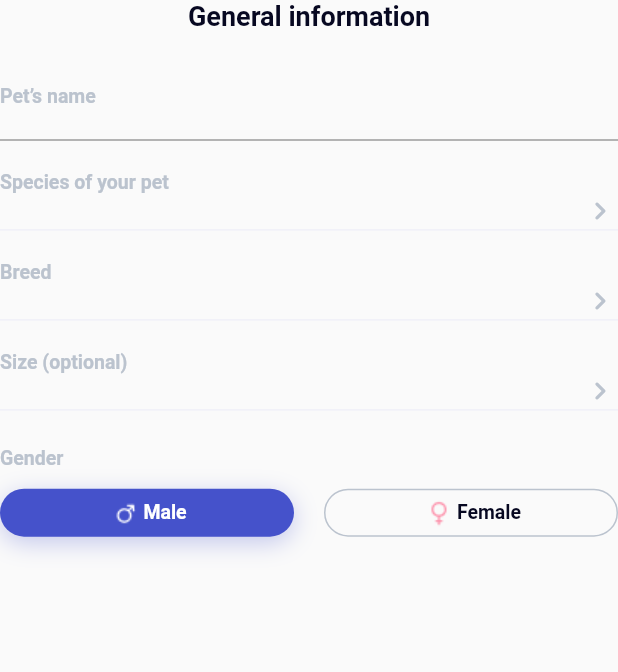
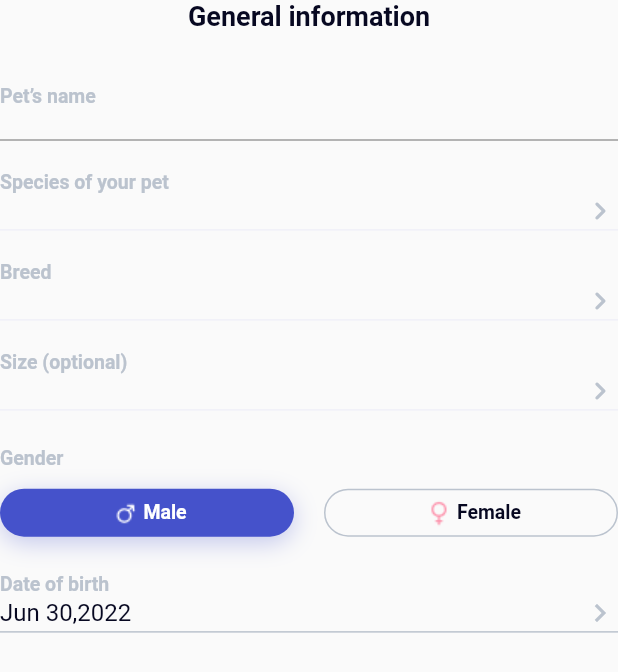
Before and after one commit to hoaingocdev/pet_adoption, a Flutter app: the GeneralInformation widget shown alone on an empty page, opened directly, after a tap on "Male", on a phone screen of 412 x 824 dp. Shown: the top 672 px of the screen. Run offline on Flutter 3.47's test engine with Material 2 defaults, Android fonts, the phone set to English and light mode, and no system bars; our stand-ins replace dots_indicator, flutter_rating_bar, smooth_page_indicator; network calls fail; Roboto replaces fonts that are missing (Encode Sans).

Commit message:
update add pet detail info

```diff
--- a/lib/model/model.dart
+++ b/lib/model/model.dart
@@ -6,4 +6,5 @@ export './appointment_info.p.dart';
 export './breed_info.p.dart';
 export './category_info.p.dart';
 export './pet_info.p.dart';
+export './pet_specy_info.p.dart';
 export './size_info.p.dart';
--- a/lib/model/pet_info.p.dart
+++ b/lib/model/pet_info.p.dart
@@ -1,11 +1,146 @@
 import 'package:flutter/material.dart';
+import 'package:pet_adoption/model/model.dart';
+
+enum GenderEnum { male, female }
 
 class PetInfo extends ChangeNotifier {
-  final _data = {};
-  String get namePet => _data['namePet'] ?? '';
-  String get valueDisplay => namePet;
+  String namePet;
+  PetSpecyInfo? specy;
+  BreedInfo? breed;
+  SizeInfo? size;
+  GenderEnum genderEnum;
+  DateTime dob;
+  bool isNeutered,
+      isVaccinated,
+      isFriendlyWithDogs,
+      isFriendlyWithCats,
+      isFriendlyWithKidsSmallThan10year,
+      isFriendlyWithKidsBigthan10Year,
+      isMicrochipped,
+      isPurebred;
 
-  PetInfo.from(Map e) {
-    _data.addAll(e);
+  bool get isMale => genderEnum == GenderEnum.male;
+  bool get isFemale => genderEnum == GenderEnum.female;
+
+  String get specyDisplay => specy?.namePet ?? '';
+  String get breedDisplay => breed?.breedName ?? '';
+  String get sizeDisplay => size?.sizePet ?? '';
+
+  PetInfo({
+    this.namePet = '',
+    this.specy,
+    this.breed,
+    this.size,
+    this.genderEnum = GenderEnum.male,
+    this.isNeutered = true,
+    this.isVaccinated = true,
+    this.isPurebred = true,
+    this.isFriendlyWithCats = true,
+    this.isFriendlyWithDogs = true,
+    this.isFriendlyWithKidsBigthan10Year = true,
+    this.isFriendlyWithKidsSmallThan10year = true,
+    this.isMicrochipped = true,
+  }) : dob = DateTime.now();
+
+  void setSpecy(PetSpecyInfo? value) {
+    if (value == null) {
+      return;
+    }
+    if (value == specy) {
+      return;
+    }
+    specy = value;
+    notifyListeners();
+  }
+
+  void setBreed(BreedInfo? value) {
+    if (value == null) {
+      return;
+    }
+    if (value == breed) {
+      return;
+    }
+    breed = value;
+    notifyListeners();
+  }
+
+  void setSize(SizeInfo? value) {
+    if (value == null) {
+      return;
+    }
+    if (value == size) {
+      return;
+    }
+    size = value;
+    notifyListeners();
+  }
+
+  void setNeutered(bool value) {
+    if (value != isNeutered) {
+      isNeutered = value;
+      notifyListeners();
+    }
+  }
+
+  void setVaccinated(bool value) {
+    if (value != isVaccinated) {
+      isVaccinated = value;
+      notifyListeners();
+    }
+  }
+
+  void setFriendlyWithDogs(bool value) {
+    if (value != isFriendlyWithDogs) {
+      isFriendlyWithDogs = value;
+      notifyListeners();
+    }
+  }
+
+  void setFriendlyWithCats(bool value) {
+    if (value != isFriendlyWithCats) {
+      isFriendlyWithCats = value;
+      notifyListeners();
+    }
+  }
+
+  void setFriendlyWithKidsSmallThan10year(bool value) {
+    if (value != isFriendlyWithKidsSmallThan10year) {
+      isFriendlyWithKidsSmallThan10year = value;
+      notifyListeners();
+    }
+  }
+
+  void setFriendlyWithKidsBigThan10year(bool value) {
+    if (value != isFriendlyWithKidsBigthan10Year) {
+      isFriendlyWithKidsBigthan10Year = value;
+      notifyListeners();
+    }
+  }
+
+  void setMicrochipped(bool value) {
+    if (value != isMicrochipped) {
+      isMicrochipped = value;
+      notifyListeners();
+    }
+  }
+
+  void setPurebred(bool value) {
+    if (value != isPurebred) {
+      isPurebred = value;
+      notifyListeners();
+    }
+  }
+
+  void setGender(GenderEnum value) {
+    if (value != genderEnum) {
+      genderEnum = value;
+      notifyListeners();
+    }
+  }
+
+  void setDob(DateTime pickedDate) {
+    if (pickedDate != dob) {
+      dob = pickedDate;
+    }
   }
 }
--- /dev/null
+++ b/lib/model/pet_specy_info.p.dart
@@ -0,0 +1,12 @@
+import 'package:flutter/material.dart';
+
+class PetSpecyInfo extends ChangeNotifier {
+  final _data = {};
+
+  String get namePet => _data['namePet'] ?? '';
+  String get valueDisplay => namePet;
+
+  PetSpecyInfo.from(Map e) {
+    _data.addAll(e);
+  }
+}
--- a/lib/module/add_pet_detail_info/add_pet_detail_info_model.dart
+++ b/lib/module/add_pet_detail_info/add_pet_detail_info_model.dart
@@ -1,31 +1,20 @@
 part of add_pet_detail_info;
 
-enum GenderEnum { male, female }
-
 class _AddPetDetailInfoModel extends TTChangeNotifier<_AddPetDetailInfoView> {
-  final pets = <PetInfo>[];
+  final pets = <PetSpecyInfo>[];
   final breeds = <BreedInfo>[];
   final sizes = <SizeInfo>[];
-  GenderEnum genderEnum = GenderEnum.female;
-
-  PetInfo? petSelected;
-  BreedInfo? breedSelected;
-  SizeInfo? sizeSelected;
-
-  bool get isMale => genderEnum == GenderEnum.male;
-  bool get isFemale => genderEnum == GenderEnum.female;
-
-  String get petSelectedName => petSelected?.namePet ?? '';
-  String get breedSelectedName => breedSelected?.breedName ?? '';
-  String get sizeSelectedName => sizeSelected?.sizePet ?? '';
+  PetInfo petInfo = PetInfo();
 
   _AddPetDetailInfoModel() {
     _initData();
   }
 
+  get onNeuteredPressed => null;
+
   void _initData() {
     final lsPet = List.generate(3, (index) {
-      return PetInfo.from({
+      return PetSpecyInfo.from({
         'namePet': 'namePet$index',
       });
     });
@@ -51,50 +40,17 @@ class _AddPetDetailInfoModel extends TTChangeNotifier<_AddPetDetailInfoView> {
 
   void onSkipPressed() {}
 
-  void onPetChanged(PetInfo? value) {
-    if (value == null) {
+  void onDateOfBirthPressed() async {
+    final pickedDate = await showDatePicker(
+      context: context,
+      initialDate: petInfo.dob,
+      firstDate: DateTime(2000, 1, 1),
+      lastDate: DateTime.now(),
+    );
+    if (pickedDate == null || pickedDate == petInfo.dob) {
       return;
     }
-    if (value == petSelected) {
-      return;
-    }
-    petSelected = value;
+    petInfo.setDob(pickedDate);
     notifyListeners();
   }
-
-  onBreedChanged(BreedInfo? value) {
-    if (value == null) {
-      return;
-    }
-    if (value == breedSelected) {
-      return;
-    }
-    breedSelected = value;
-    notifyListeners();
-  }
-
-  onSizeChanged(SizeInfo? value) {
-    if (value == null) {
-      return;
-    }
-    if (value == sizeSelected) {
-      return;
-    }
-    sizeSelected = value;
-    notifyListeners();
-  }
-
-  void onMalePressed() {
-    if (genderEnum != GenderEnum.male) {
-      genderEnum = GenderEnum.male;
-      notifyListeners();
-    }
-  }
-
-  void onFemalePressed() {
-    if (genderEnum != GenderEnum.female) {
-      genderEnum = GenderEnum.female;
-      notifyListeners();
-    }
-  }
 }
--- a/lib/module/add_pet_detail_info/add_pet_detail_info_public.dart
+++ b/lib/module/add_pet_detail_info/add_pet_detail_info_public.dart
@@ -1,9 +1,11 @@
 library add_pet_detail_info;
 
+import 'package:flutter/cupertino.dart';
 import 'package:flutter/material.dart';
 import 'package:pet_adoption/model/model.dart';
 import 'package:pet_adoption/module/sign_in/sign_in_public.dart';
 import 'package:pet_adoption/res/res.dart';
+import 'package:pet_adoption/utils/utils.dart';
 import 'package:provider/provider.dart';
 import 'package:pet_adoption/widget/widget.dart';
 
--- a/lib/module/add_pet_detail_info/widget/general_information.p.dart
+++ b/lib/module/add_pet_detail_info/widget/general_information.p.dart
@@ -7,6 +7,9 @@ class GeneralInformation extends StatelessWidget {
   Widget build(BuildContext context) {
     final model = context.watch<_AddPetDetailInfoModel>();
 
+    return Consum<PetInfo>(
+      value: model.petInfo,
+      builder: (context, petInfo) {
         return Column(
           children: [
             Text(
@@ -20,22 +23,22 @@ class GeneralInformation extends StatelessWidget {
             LsGeneralInformation(
               list: model.pets,
               title: 'Species of your pet ',
-          text: model.petSelectedName,
-          onPetSelected: model.onPetChanged,
+              text: petInfo.specyDisplay,
+              onPetSelected: petInfo.setSpecy,
             ),
             const SizedBox(height: 20),
             LsGeneralInformation(
-          text: model.breedSelectedName,
+              text: petInfo.breedDisplay,
               title: 'Breed',
               list: model.breeds,
-          onBreedtSelected: model.onBreedChanged,
+              onBreedtSelected: petInfo.setBreed,
             ),
             const SizedBox(height: 20),
             LsGeneralInformation(
-          text: model.sizeSelectedName,
+              text: petInfo.sizeDisplay,
               title: 'Size (optional)',
               list: model.sizes,
-          onSizeSelected: model.onSizeChanged,
+              onSizeSelected: petInfo.setSize,
             ),
             const SizedBox(height: 24),
             Align(
@@ -50,26 +53,63 @@ class GeneralInformation extends StatelessWidget {
               children: [
                 Expanded(
                   child: buildGender(
-                isSelected: model.isMale,
+                    isSelected: petInfo.isMale,
                     asset: Id.ic_male,
                     text: 'Male',
-                onPressed: model.onMalePressed,
-                assetColor: model.isMale ? Cl.white : Cl.violet,
+                    onPressed: () => petInfo.setGender(GenderEnum.male),
+                    assetColor: petInfo.isMale ? Cl.white : Cl.violet,
                   ),
                 ),
                 const SizedBox(width: 20),
                 Expanded(
                   child: buildGender(
-                isSelected: model.isFemale,
+                    isSelected: petInfo.isFemale,
                     text: 'Female',
                     asset: Id.ic_female,
-                assetColor: model.isFemale ? Cl.white : null,
-                onPressed: model.onFemalePressed,
+                    assetColor: petInfo.isFemale ? Cl.white : null,
+                    onPressed: () => petInfo.setGender(GenderEnum.female),
                   ),
                 )
               ],
+            ),
+            const SizedBox(height: 24),
+            InkWell(
+              onTap: model.onDateOfBirthPressed,
+              child: Container(
+                color: Colors.transparent,
+                height: 54,
+                child: Column(
+                  crossAxisAlignment: CrossAxisAlignment.start,
+                  children: [
+                    Text(
+                      'Date of birth',
+                      style: St.body13600.copyWith(color: Cl.grey),
+                    ),
+                    Row(
+                      children: [
+                        Expanded(
+                          child: Text(
+                            DatetimeUtils.dateTimeFormat(petInfo.dob),
+                            style: St.body16400.copyWith(color: Cl.black),
+                          ),
+                        ),
+                        const Icon(
+                          Icons.keyboard_arrow_right_outlined,
+                          color: Cl.grey,
+                        ),
+                      ],
+                    ),
+                    Container(
+                      height: 1,
+                      color: Cl.grey,
                     )
                   ],
+                ),
+              ),
+            )
+          ],
+        );
+      },
     );
   }
 
--- a/lib/module/add_pet_detail_info/widget/ls_general_information.p.dart
+++ b/lib/module/add_pet_detail_info/widget/ls_general_information.p.dart
@@ -3,7 +3,7 @@ part of add_pet_detail_info;
 class LsGeneralInformation extends StatelessWidget {
   final String text;
   final String title;
-  final Function(PetInfo)? onPetSelected;
+  final Function(PetSpecyInfo)? onPetSelected;
   final Function(BreedInfo)? onBreedtSelected;
   final Function(SizeInfo)? onSizeSelected;
   final List<dynamic> list;
@@ -20,8 +20,6 @@ class LsGeneralInformation extends StatelessWidget {
 
   @override
   Widget build(BuildContext context) {
-    final model = context.watch<_AddPetDetailInfoModel>();
-
     return PopupMenuButton(
       offset: const Offset(100, 20),
       child: Column(
@@ -60,7 +58,7 @@ class LsGeneralInformation extends StatelessWidget {
         });
       },
       onSelected: (value) {
-        if (value is PetInfo) {
+        if (value is PetSpecyInfo) {
           onPetSelected?.call(value);
         }
         if (value is BreedInfo) {
--- a/lib/res/asset.p.dart
+++ b/lib/res/asset.p.dart
@@ -1,6 +1,8 @@
 ///---------------------------------------------------------------
 /// WARNING: THIS FILE IS GENERATE FILE. SHOULDN'T EDIT THIS FILE.
 ///---------------------------------------------------------------
+
+// ignore_for_file: constant_identifier_names
 
 class Id {
   Id._();
--- /dev/null
+++ b/lib/utils/datetime_utils.p.dart
@@ -0,0 +1,21 @@
+import 'package:intl/intl.dart';
+
+class DatetimeUtils {
+  DatetimeUtils._();
+  static const _dateTimeFormat = 'MMM dd,yyyy';
+
+  static String _format(DateTime d, {String? format}) {
+    try {
+      return DateFormat(format).format(d);
+    } catch (e) {
+      return '-';
+    }
+  }
+
+  static String dateTimeFormat(DateTime? d) {
+    if (d == null) {
+      return '-';
+    }
+    return _format(d, format: _dateTimeFormat);
+  }
+}
--- a/lib/utils/utils.dart
+++ b/lib/utils/utils.dart
@@ -1,3 +1,6 @@
 ///---------------------------------------------------------------
 /// WARNING: THIS FILE IS GENERATE FILE. SHOULDN'T EDIT THIS FILE.
 ///---------------------------------------------------------------
+
+export './datetime_utils.p.dart';
+export './validator.p.dart';
--- a/pubspec.yaml
+++ b/pubspec.yaml
@@ -14,6 +14,7 @@ dependencies:
   dots_indicator: ^2.1.0
   smooth_page_indicator: ^1.0.0+2
   flutter_rating_bar: ^4.0.1
+  intl: ^0.17.0
 
 dev_dependencies:
   flutter_test:
```
Also changed, not shown: lib/module/add_pet_detail_info/add_pet_detail_info_state.dart (+99 -6 lines), pubspec.lock. Lines whose indentation alone changed are shown as unchanged.
